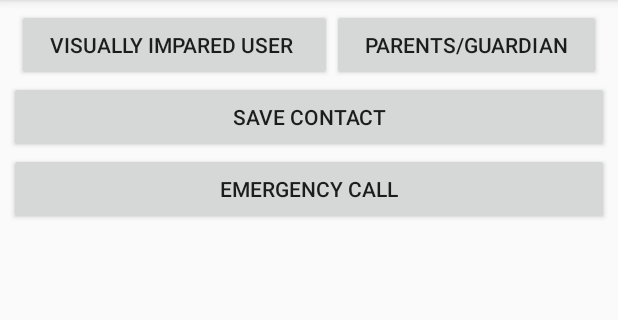
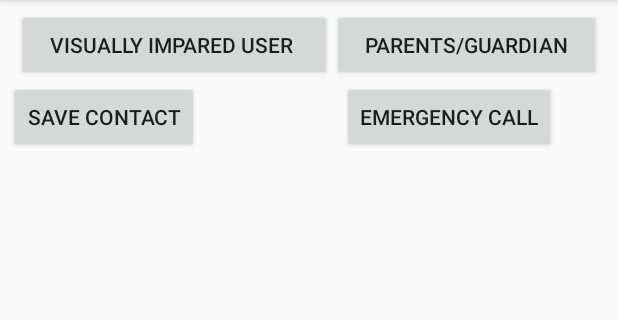
Before and after one commit to sushrita/BlindNavigationSystem, an Android app: the screen it shows after launch (MainActivity), on a phone screen of 412 x 824 dp, the part 84-404 px from its top. Run offline under Robolectric (Android 15) with nearby library versions, the phone set to English and light mode, and no system bars.

Commit message:
Change configuration of buttons

```diff
--- a/app/src/main/res/layout/activity_main.xml
+++ b/app/src/main/res/layout/activity_main.xml
@@ -55,17 +55,22 @@
 
         <Button
             android:id="@+id/btnSave"
-            android:layout_width="match_parent"
+            android:layout_width="wrap_content"
             android:layout_height="wrap_content"
             android:text="Save Contact"
             tools:layout_editor_absoluteX="0dp"
             tools:layout_editor_absoluteY="211dp" />
+
         <Button
             android:id="@+id/btnCall"
+            android:layout_width="wrap_content"
             android:layout_height="wrap_content"
-            android:layout_width="match_parent"
-            android:layout_below="@+id/btnSave"
-            android:text="Emergency Call"/>
+            android:layout_alignParentEnd="true"
+            android:layout_alignParentRight="true"
+            android:layout_alignParentTop="true"
+            android:layout_marginEnd="35dp"
+            android:layout_marginRight="35dp"
+            android:text="Emergency Call" />
     </RelativeLayout>
     </LinearLayout>
 </android.support.constraint.ConstraintLayout>
```
